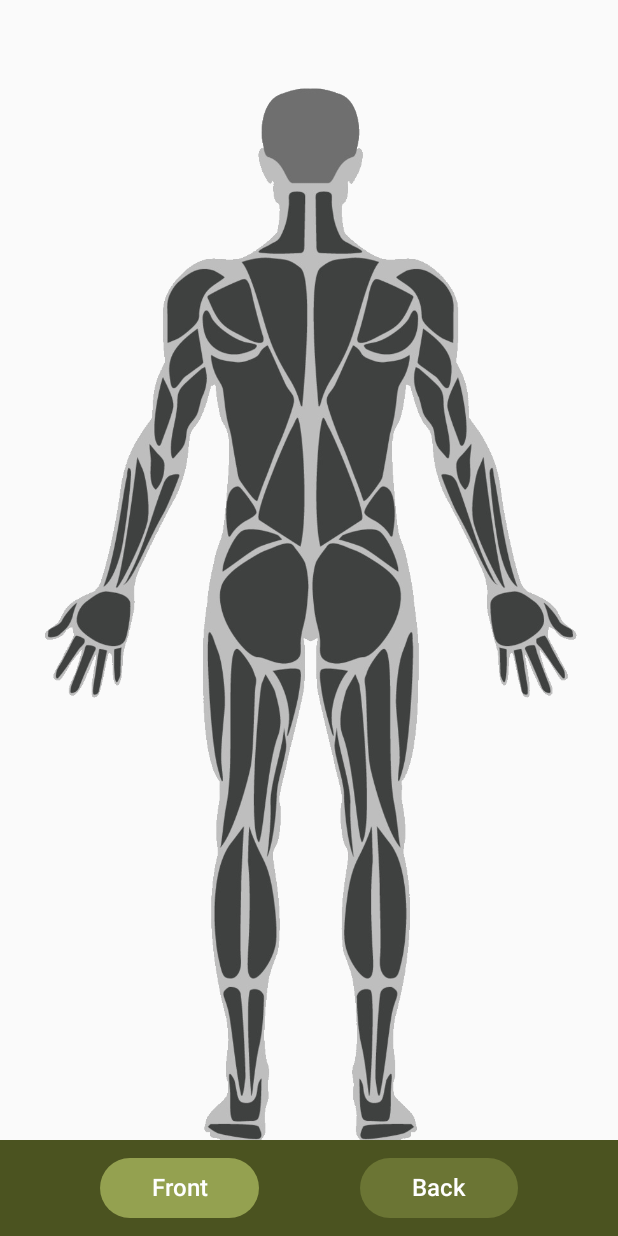
After one commit to HugoC27/OPGains, an Android app built with Jetpack Compose: the VisualizationBackScreen screen opened through its navigation route, on a phone screen of 412 x 824 dp. The commit adds this screen. Run offline under Robolectric (Android 15) with nearby library versions, the phone set to English and light mode, and no system bars.

Commit message:
Add visualization screens + bottom bar

```diff
--- a/app/src/main/java/com/example/opgains/HomeScreen.kt
+++ b/app/src/main/java/com/example/opgains/HomeScreen.kt
@@ -75,7 +75,7 @@ fun HomeScreen(title: String, buttonText: String, navController: NavController,
                 modifier = modifier
                     .height(90.dp)
             )
-            Button(onClick = { navController.navigate(route = Screen.Detail.route) },
+            Button(onClick = { navController.navigate(route = Screen.VisualizationFront.route) },
                 colors = buttonColor){
                 ButtonText(
                     buttonTextStr = buttonText,
@@ -138,7 +138,7 @@ fun BottomBar(barButtonColor1: Color, barButtonColor2: Color, barButtonColor3: C
             .background(Color(0xFF4B5320))
             .fillMaxWidth()
             .height(64.dp)
-    ){
+    ) {
         Button(onClick = { navController.navigate(route = Screen.Contact.route) },
             colors = ButtonDefaults.buttonColors(barButtonColor1)){
             Spacer(Modifier.width(10.dp))
--- a/app/src/main/java/com/example/opgains/NavGraph.kt
+++ b/app/src/main/java/com/example/opgains/NavGraph.kt
@@ -51,5 +51,19 @@ fun SetupNavGraph(
                 navController = navController
             )
         }
+        composable(
+            route = Screen.VisualizationFront.route
+        ) {
+            VisualizationFrontScreen(
+                navController = navController
+            )
+        }
+        composable(
+            route = Screen.VisualizationBack.route
+        ) {
+            VisualizationBackScreen(
+                navController = navController
+            )
+        }
     }
 }
--- a/app/src/main/java/com/example/opgains/Screen.kt
+++ b/app/src/main/java/com/example/opgains/Screen.kt
@@ -5,4 +5,6 @@ sealed class Screen(val route: String) {
     object Detail: Screen(route = "detail_screen")
     object Contact: Screen(route = "contact_screen")
     object Settings: Screen(route = "settings_screen")
+    object VisualizationFront: Screen(route = "visualization_front_screen")
+    object VisualizationBack: Screen(route = "visualization_back_screen")
 }
--- /dev/null
+++ b/app/src/main/java/com/example/opgains/VisualizationBackScreen.kt
@@ -0,0 +1,50 @@
+package com.example.opgains
+
+import androidx.compose.foundation.Image
+import androidx.compose.foundation.layout.Box
+import androidx.compose.foundation.layout.fillMaxSize
+import androidx.compose.runtime.Composable
+import androidx.compose.ui.Alignment
+import androidx.compose.ui.Modifier
+import androidx.compose.ui.graphics.Color
+import androidx.compose.ui.res.painterResource
+import androidx.compose.ui.tooling.preview.Preview
+import androidx.navigation.NavController
+import androidx.navigation.compose.rememberNavController
+import com.example.opgains.ui.theme.OPGainsTheme
+
+@Composable
+fun VisualizationBackScreen(navController: NavController, modifier: Modifier = Modifier) {
+    val backMuscleTemplate = painterResource(R.drawable.back_template)
+    Box(
+        contentAlignment = Alignment.Center,
+        modifier = modifier
+            .fillMaxSize()
+    ) {
+        Image(
+            painter = backMuscleTemplate,
+            contentDescription = "back_template",
+        )
+    }
+    Box(
+        contentAlignment = Alignment.BottomStart,
+        modifier = modifier
+            .fillMaxSize()
+    ){
+        VisualizationBottomBar(
+            navController = navController,
+            visButtonColor1 = (Color(0xFF94A150)),
+            visButtonColor2 = (Color(0xFF6B7534))
+        )
+    }
+}
+
+@Preview(showBackground = true)
+@Composable
+fun VisualizationBackPreview() {
+    OPGainsTheme {
+        VisualizationBackScreen(
+            navController = rememberNavController(),
+        )
+    }
+}
--- /dev/null
+++ b/app/src/main/java/com/example/opgains/VisualizationFrontScreen.kt
@@ -0,0 +1,105 @@
+package com.example.opgains
+
+import androidx.compose.foundation.Image
+import androidx.compose.foundation.background
+import androidx.compose.foundation.layout.Arrangement
+import androidx.compose.foundation.layout.Box
+import androidx.compose.foundation.layout.Row
+import androidx.compose.foundation.layout.Spacer
+import androidx.compose.foundation.layout.fillMaxSize
+import androidx.compose.foundation.layout.fillMaxWidth
+import androidx.compose.foundation.layout.height
+import androidx.compose.foundation.layout.width
+import androidx.compose.material3.Button
+import androidx.compose.material3.ButtonDefaults
+import androidx.compose.material3.Text
+import androidx.compose.runtime.Composable
+import androidx.compose.ui.Alignment
+import androidx.compose.ui.Modifier
+import androidx.compose.ui.graphics.Color
+import androidx.compose.ui.res.painterResource
+import androidx.compose.ui.text.style.TextAlign
+import androidx.compose.ui.tooling.preview.Preview
+import androidx.compose.ui.unit.TextUnit
+import androidx.compose.ui.unit.dp
+import androidx.compose.ui.unit.sp
+import androidx.navigation.NavController
+import androidx.navigation.compose.rememberNavController
+import com.example.opgains.ui.theme.OPGainsTheme
+
+@Composable
+fun VisualizationFrontScreen(navController: NavController, modifier: Modifier = Modifier) {
+    val frontMuscleTemplate = painterResource(R.drawable.front_template)
+    Box(
+        contentAlignment = Alignment.Center,
+        modifier = modifier
+            .fillMaxSize()
+    ) {
+        Image(
+            painter = frontMuscleTemplate,
+            contentDescription = "front_template",
+        )
+    }
+    Box(
+        contentAlignment = Alignment.BottomStart,
+        modifier = modifier
+            .fillMaxSize()
+    ){
+        VisualizationBottomBar(
+            navController = navController,
+            visButtonColor1 = (Color(0xFF6B7534)),
+            visButtonColor2 = (Color(0xFF94A150))
+        )
+    }
+}
+
+@Composable
+fun VisualizationBottomBar(visButtonColor1: Color, visButtonColor2: Color,
+                           navController: NavController, modifier: Modifier = Modifier) {
+    Row(
+        horizontalArrangement = Arrangement.SpaceEvenly,
+        verticalAlignment = Alignment.CenterVertically,
+        modifier = modifier
+            .background(Color(0xFF4B5320))
+            .fillMaxWidth()
+            .height(64.dp)
+    ) {
+        Button(onClick = { navController.navigate(route = Screen.VisualizationFront.route) },
+            colors = ButtonDefaults.buttonColors(visButtonColor1)){
+            Spacer(Modifier.width(10.dp))
+            BottomButtonText(
+                buttonTextStr = "Front"
+            )
+            Spacer(Modifier.width(10.dp))
+        }
+        Button(onClick = { navController.navigate(route = Screen.VisualizationBack.route) },
+            colors = ButtonDefaults.buttonColors(visButtonColor2)){
+            Spacer(Modifier.width(10.dp))
+            BottomButtonText(
+                buttonTextStr = "Back"
+            )
+            Spacer(Modifier.width(10.dp))
+        }
+    }
+}
+
+@Composable
+fun BottomButtonText(buttonTextStr: String, fontSize: TextUnit = 16.sp, modifier: Modifier = Modifier) {
+    Text(
+        text = buttonTextStr,
+        textAlign = TextAlign.Center,
+        fontSize = fontSize,
+        modifier = modifier
+    )
+}
+
+
+@Preview(showBackground = true)
+@Composable
+fun VisualizationFrontPreview() {
+    OPGainsTheme {
+        VisualizationFrontScreen(
+            navController = rememberNavController(),
+        )
+    }
+}
```
Also changed, not shown: app/src/main/res/drawable-nodpi/back_template.png (added), app/src/main/res/drawable-nodpi/front_template.png (added).
